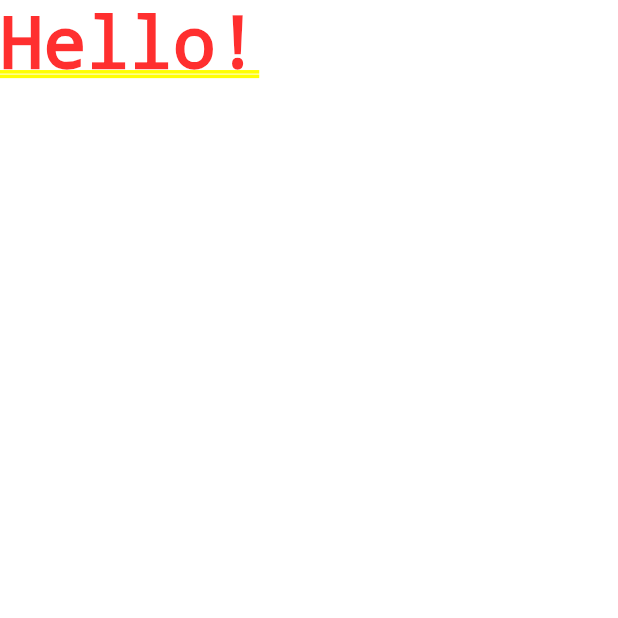
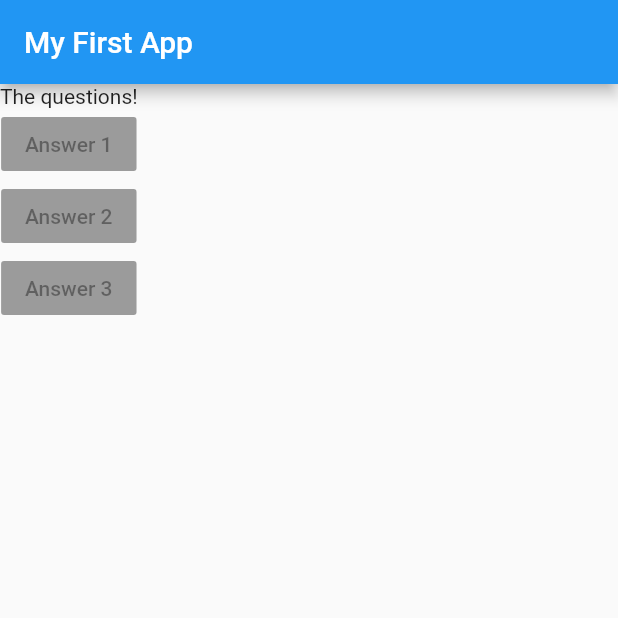
Before and after one commit to LingVuDev/FirstFlutterApp, a Flutter app: the screen it shows after launch, on a phone screen of 412 x 824 dp, the top half of it. Run offline on Flutter 3.47's test engine with Material 2 defaults, Android fonts, the phone set to English and light mode, and no system bars.

Commit message:
Main: Add header

```diff
--- a/lib/main.dart
+++ b/lib/main.dart
@@ -1,13 +1,37 @@
 import 'package:flutter/material.dart';
 
-void main() {
-  runApp(MyApp());
-}
+void main() => runApp(MyApp());
 
 class MyApp extends StatelessWidget {
+  @override
   Widget build(BuildContext context) {
+    List<String> questions = [
+      'What\'s your favorite color?',
+      'What\'s your favorite animal?'
+    ];
     return MaterialApp(
-      home: Text('Hello!'),
+      home: Scaffold(
+        appBar: AppBar(
+          title: Text('My First App'),
+        ),
+        body: Column(
+          children: <Widget>[
+            Text('The questions!'),
+            RaisedButton(
+              child: Text('Answer 1'),
+              onPressed: null,
+            ),
+            RaisedButton(
+              child: Text('Answer 2'),
+              onPressed: null,
+            ),
+            RaisedButton(
+              child: Text('Answer 3'),
+              onPressed: null,
+            ),
+          ],
+        ),
+      ),
     );
   }
 }
```
